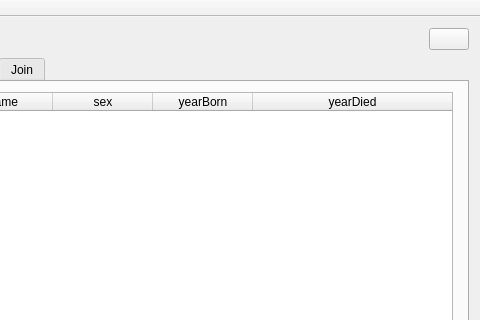
This is widgetVerkefniVika3/mainwindow.ui in tinnathuridur/vika3 as Qt 5 draws it before an edit; both pictures show x 171 to 651 and y 0 to 320 of the 651 by 456 pixel window. The edited form follows.
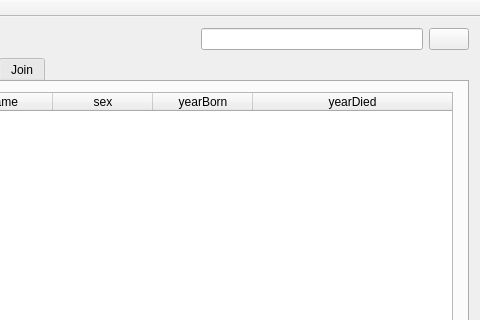
This is the edited form. Icons and pictures are not drawn.

Commit message: Klárði að gera search/filter takkann og virknina

```diff
--- a/widgetVerkefniVika3/mainwindow.ui
+++ b/widgetVerkefniVika3/mainwindow.ui
@@ -90,6 +90,9 @@
         </property>
        </spacer>
       </item>
+      <item>
+       <widget class="QLineEdit" name="lineEdit_Search"/>
+      </item>
       <item>
        <widget class="QPushButton" name="pushButton_search">
         <property name="text">
```
Left out of the diff: 9 changed lines with no effect on the pictures. The commit also changes 2 other files.
